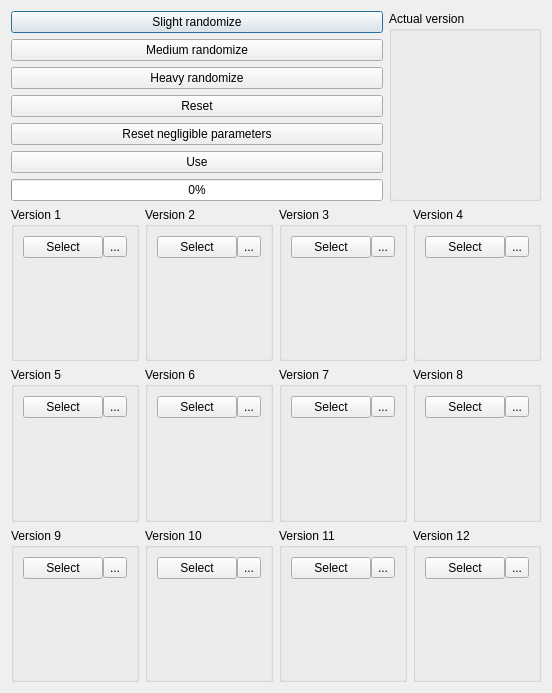
buddhi1980/mandelbulber2, file mandelbulber2/qt/randomizer_dialog.ui: the form before one commit.
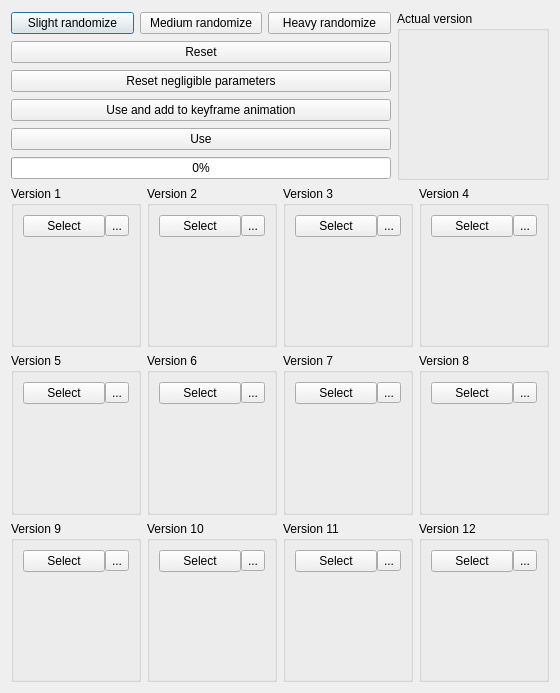
The form after the commit. Icons and pictures are not drawn. Custom widgets are drawn as their Qt base class.

Commit message: Added function to add randomized parameters to keyframe animation

The edit to the form file:
```diff
--- a/mandelbulber2/qt/randomizer_dialog.ui
+++ b/mandelbulber2/qt/randomizer_dialog.ui
@@ -6,7 +6,7 @@
    <rect>
     <x>0</x>
     <y>0</y>
-    <width>492</width>
+    <width>560</width>
     <height>693</height>
    </rect>
   </property>
@@ -19,6 +19,8 @@
      <item>
       <layout class="QVBoxLayout" name="verticalLayout_2">
        <item>
+        <layout class="QHBoxLayout" name="horizontalLayout_13">
+         <item>
         <widget class="QPushButton" name="pushButton_slight">
          <property name="text">
           <string>Slight randomize</string>
@@ -39,6 +41,8 @@
          </property>
         </widget>
        </item>
+        </layout>
+       </item>
        <item>
         <widget class="QPushButton" name="pushButton_reset">
          <property name="text">
@@ -53,6 +57,13 @@
          </property>
         </widget>
        </item>
+       <item>
+        <widget class="QPushButton" name="pushButton_add_to_keyframes">
+         <property name="text">
+          <string>Use and add to keyframe animation</string>
+         </property>
+        </widget>
+       </item>
        <item>
         <widget class="QPushButton" name="pushButton_use">
          <property name="text">
```
Lines whose indentation alone changed are shown as unchanged. The commit also changes 2 other files.
